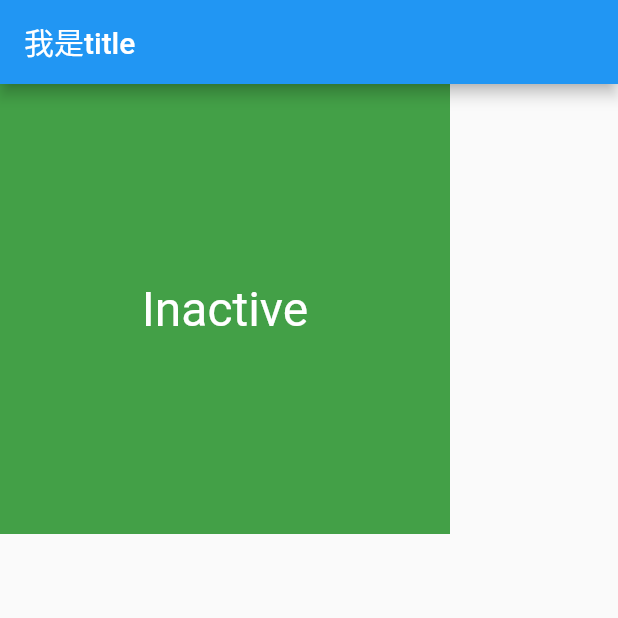
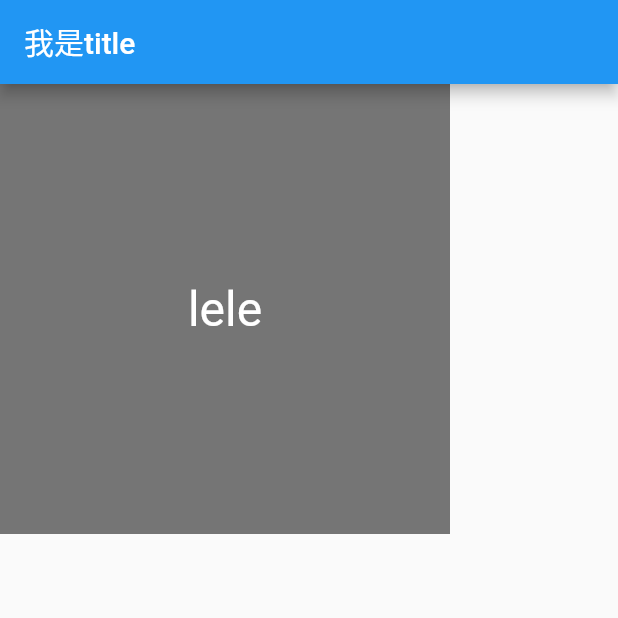
Before and after one commit to yanlele/flutter_study_case, a Flutter app: the screen it shows after launch, on a phone screen of 412 x 824 dp, the top half of it. Run offline on Flutter 3.47's test engine with Material 2 defaults, Android fonts, the light colour scheme and no system bars.

Commit message:
feat: 混合状态管理

```diff
--- a/lib/flutter_application_demo/08_state_mixin.dart
+++ b/lib/flutter_application_demo/08_state_mixin.dart
@@ -91,6 +91,12 @@
                     width: 10,
                   )
                 : null),
+        child: Center(
+          child: Text(
+            widget.active ? "yanle" : "lele",
+            style: const TextStyle(fontSize: 32, color: Colors.white),
+          ),
+        ),
       ),
     );
   }
--- a/lib/main.dart
+++ b/lib/main.dart
@@ -1,5 +1,5 @@
 import 'package:flutter/material.dart';
-import 'flutter_application_demo/07_state_parent.dart';
+import 'flutter_application_demo/08_state_mixin.dart';
 
 main() => runApp(const MyApp());
 
@@ -15,7 +15,7 @@
       // Scaffold 脚手架， 可以快速搭建页面
       home: Scaffold(
         appBar: AppBar(title: const Text("我是title")),
-        body: const YLParentWidget(),
+        body: const YLParentWidgetC(),
       ),
     );
   }
```
